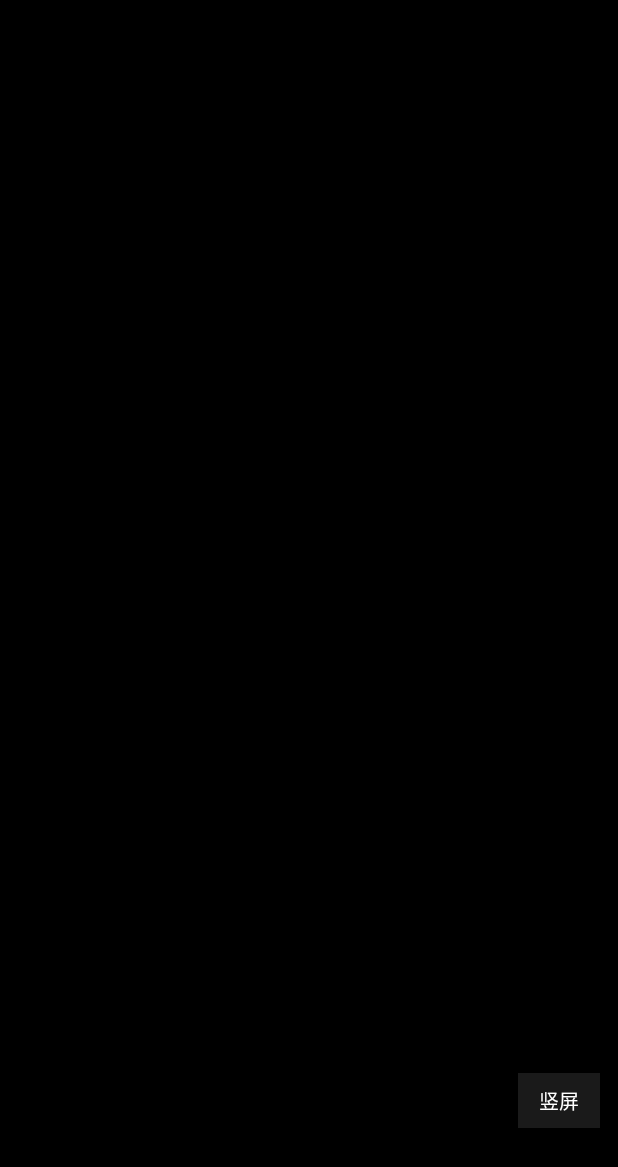
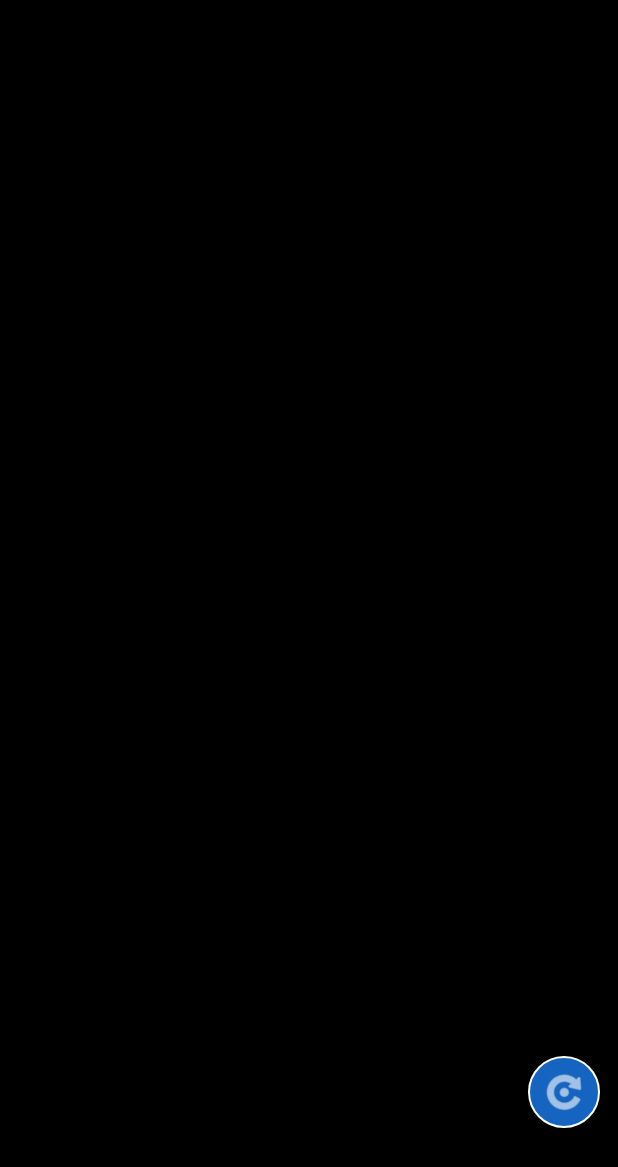
Before and after one commit to Daocaoren-debug/LiteBrowser, an Android app: the M3u8PlayerActivity screen opened directly, with no data from a screen before it, on a phone screen of 412 x 824 dp. Shown: the top 1167 px of the screen. Run offline under Robolectric (Android 15) with nearby library versions, the phone set to English and light mode, and no system bars; 1 statement that could not run was skipped.

Commit message:
style: 两个播放器旋屏键统一为右下角图标按钮 (v1.3.1)
- m3u8 播放器旋屏 Button 文字改为 ImageButton 图标（ic_menu_rotate），与资源嗅探一致
- 资源嗅探播放器旋屏图标从右上角移到右下角，常驻不随控制条隐藏
- 两者统一圆形悬浮背景；版本 1.3.1 (code 6)

```diff
--- a/app/build.gradle.kts
+++ b/app/build.gradle.kts
@@ -12,8 +12,8 @@ android {
         // 最低支持 Android 8.0 (API 26)，覆盖绝大多数仍在服役的低端机
         minSdk = 26
         targetSdk = 34
-        versionCode = 5
-        versionName = "1.3.0"
+        versionCode = 6
+        versionName = "1.3.1"
 
         testInstrumentationRunner = "android.test.InstrumentationTestRunner"
     }
--- a/app/src/main/java/com/litebrowser/app/m3u8/M3u8PlayerActivity.kt
+++ b/app/src/main/java/com/litebrowser/app/m3u8/M3u8PlayerActivity.kt
@@ -7,7 +7,7 @@ import android.content.pm.ActivityInfo
 import android.net.Uri
 import android.os.Bundle
 import android.view.WindowManager
-import android.widget.Button
+import android.widget.ImageButton
 import android.widget.TextView
 import android.widget.Toast
 import androidx.media3.common.C
@@ -31,7 +31,7 @@ class M3u8PlayerActivity : Activity() {
 
     private var player: ExoPlayer? = null
     private var playerView: PlayerView? = null
-    private var rotateButton: Button? = null
+    private var rotateButton: ImageButton? = null
 
     /** true = 当前横屏，false = 当前竖屏；进入时按系统当前方向初始化 */
     private var landscape = false
@@ -105,7 +105,10 @@ class M3u8PlayerActivity : Activity() {
         } else {
             ActivityInfo.SCREEN_ORIENTATION_PORTRAIT
         }
-        rotateButton?.text = getString(if (landscape) R.string.rotate_land else R.string.rotate_portrait)
+        // 图标按钮不显示文字，用无障碍描述标注当前方向
+        rotateButton?.contentDescription = getString(
+            if (landscape) R.string.rotate_land else R.string.rotate_portrait
+        )
     }
 
     override fun onStop() {
--- a/app/src/main/res/layout/activity_m3u8_player.xml
+++ b/app/src/main/res/layout/activity_m3u8_player.xml
@@ -28,22 +28,17 @@
         android:textColor="#FFFFFF"
         android:textSize="14sp" />
 
-    <!-- 旋屏按钮：右下角，手动横竖屏切换（无自动跟随） -->
-    <Button
+    <!-- 旋屏按钮：右下角，图标与资源嗅探播放器一致（ic_menu_rotate），手动横竖切换 -->
+    <ImageButton
         android:id="@+id/rotateButton"
-        android:layout_width="wrap_content"
-        android:layout_height="wrap_content"
+        android:layout_width="48dp"
+        android:layout_height="48dp"
         android:layout_gravity="bottom|end"
         android:layout_marginEnd="12dp"
         android:layout_marginBottom="72dp"
-        android:background="#CC212121"
-        android:minWidth="0dp"
-        android:minHeight="0dp"
-        android:paddingStart="14dp"
-        android:paddingTop="8dp"
-        android:paddingEnd="14dp"
-        android:paddingBottom="8dp"
-        android:text="@string/rotate_portrait"
-        android:textColor="#FFFFFF"
-        android:textSize="13sp" />
+        android:background="@drawable/bg_sniff_fab"
+        android:contentDescription="@string/player_rotate"
+        android:elevation="4dp"
+        android:src="@android:drawable/ic_menu_rotate"
+        android:tint="#FFFFFF" />
 </FrameLayout>
--- a/app/src/main/res/values/strings.xml
+++ b/app/src/main/res/values/strings.xml
@@ -86,5 +86,5 @@
     <string name="error_page_title">页面打不开</string>
     <string name="error_page_hint">请检查网络或网址后重试，也可以点下方刷新按钮</string>
     <string name="press_again_to_exit">再按一次返回键退出</string>
-    <string name="about_message">轻览浏览器 v1.3.0\n基于系统 WebView 的轻量浏览器，仅播放与列表使用少量 AndroidX/Media3。\n\n功能：网页浏览、网页视频全屏、资源嗅探 + 内置播放器（快进快退/拖动进度/长按边缘快进）、本地 M3U8 扫描播放（手动横竖屏）、文件下载、网址收藏、历史记录、分享与复制链接。</string>
+    <string name="about_message">轻览浏览器 v1.3.1\n基于系统 WebView 的轻量浏览器，仅播放与列表使用少量 AndroidX/Media3。\n\n功能：网页浏览、网页视频全屏、资源嗅探 + 内置播放器（快进快退/拖动进度/长按边缘快进）、本地 M3U8 扫描播放（手动横竖屏）、文件下载、网址收藏、历史记录、分享与复制链接。</string>
 </resources>
```
Also changed, not shown: app/src/main/res/layout/activity_player.xml (+14 -9 lines).
